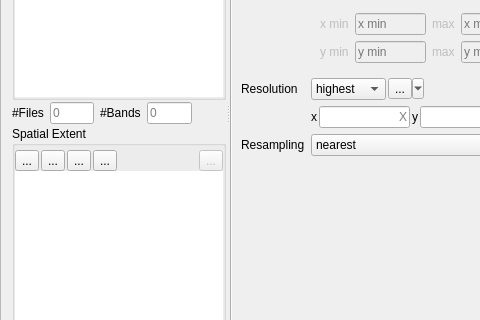
First picture: the form in vrtbuilder/ui/vrtbuilder.ui, repository jakimowb/virtual-raster-builder, before the edit; both pictures show x 0 to 480 and y 183 to 503 of the 565 by 593 pixel window.
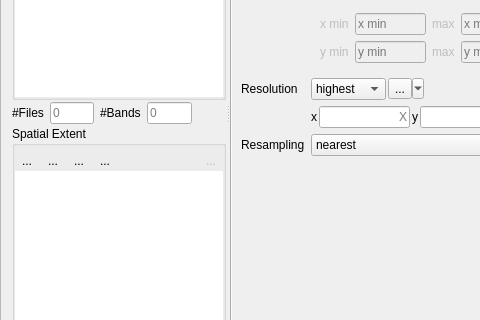
Second picture: the form after the edit. Icons and pictures are not drawn. Custom widgets are drawn as their Qt base class.

The edit to the form file:
```diff
--- a/vrtbuilder/ui/vrtbuilder.ui
+++ b/vrtbuilder/ui/vrtbuilder.ui
@@ -406,6 +406,9 @@
                <iconset resource="resources.qrc">
                 <normaloff>:/vrtbuilder/mActionZoomIn.png</normaloff>:/vrtbuilder/mActionZoomIn.png</iconset>
               </property>
+              <property name="autoRaise">
+               <bool>true</bool>
+              </property>
              </widget>
             </item>
             <item>
@@ -417,6 +420,9 @@
                <iconset resource="resources.qrc">
                 <normaloff>:/vrtbuilder/mActionZoomOut.png</normaloff>:/vrtbuilder/mActionZoomOut.png</iconset>
               </property>
+              <property name="autoRaise">
+               <bool>true</bool>
+              </property>
              </widget>
             </item>
             <item>
@@ -428,6 +434,9 @@
                <iconset resource="resources.qrc">
                 <normaloff>:/vrtbuilder/mActionZoomFullExtent.png</normaloff>:/vrtbuilder/mActionZoomFullExtent.png</iconset>
               </property>
+              <property name="autoRaise">
+               <bool>true</bool>
+              </property>
              </widget>
             </item>
             <item>
@@ -439,6 +448,9 @@
                <iconset resource="resources.qrc">
                 <normaloff>:/vrtbuilder/mActionPan.png</normaloff>:/vrtbuilder/mActionPan.png</iconset>
               </property>
+              <property name="autoRaise">
+               <bool>true</bool>
+              </property>
              </widget>
             </item>
             <item>
@@ -466,6 +478,9 @@
                <iconset resource="resources.qrc">
                 <normaloff>:/vrtbuilder/mActionSelect.png</normaloff>:/vrtbuilder/mActionSelect.png</iconset>
               </property>
+              <property name="autoRaise">
+               <bool>true</bool>
+              </property>
              </widget>
             </item>
            </layout>
```
